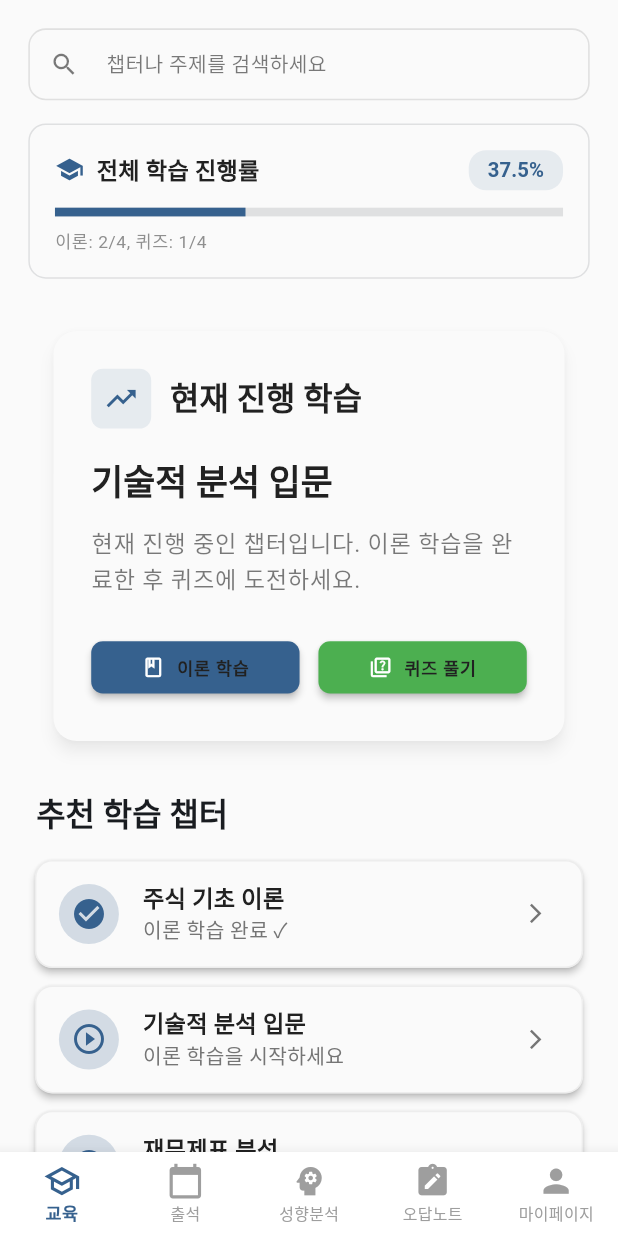
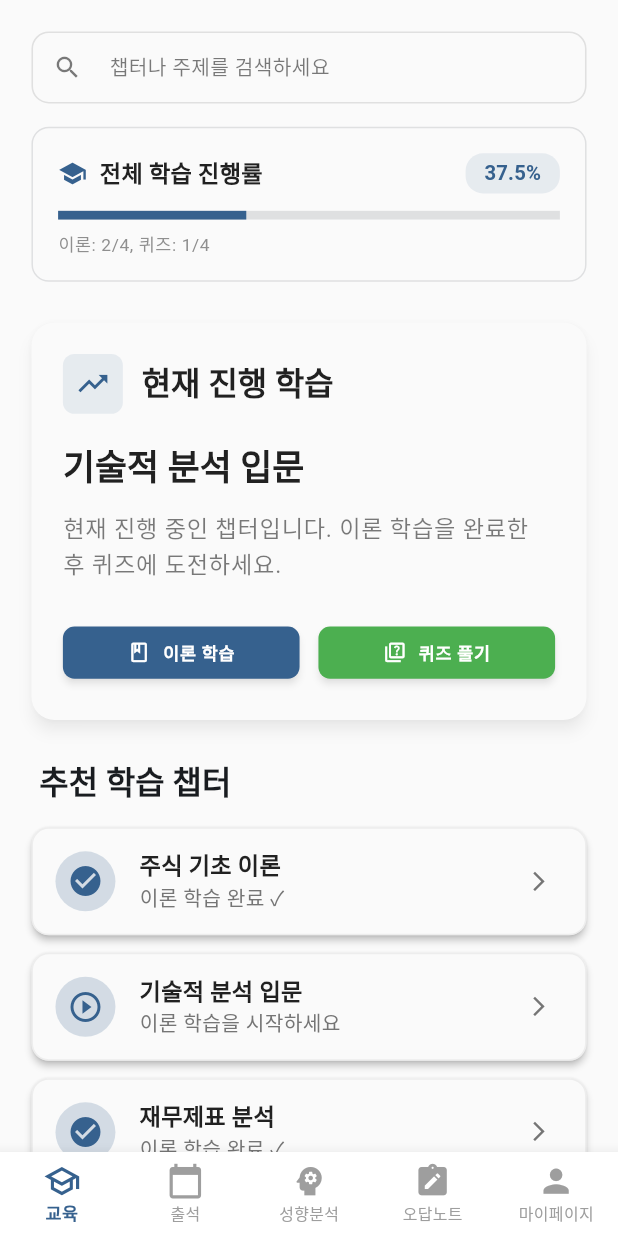
Before and after one commit to EM-H20/stocker, a Flutter app: the screen it shows after launch, on a phone screen of 412 x 824 dp. Run offline on Flutter 3.47's test engine with Material 3 defaults, Android fonts, the phone set to English and light mode, and no system bars; our stand-ins replace dio, flutter_screenutil, flutter_secure_storage, go_router, shared_preferences.

Commit message:
padding 제거

```diff
--- a/lib/app/core/widgets/action_button.dart
+++ b/lib/app/core/widgets/action_button.dart
@@ -27,21 +27,30 @@ class ActionButton extends StatelessWidget {
   Widget build(BuildContext context) {
     final theme = Theme.of(context);
 
+    // 버튼 배경색이 어두운지 밝은지 판단하여 텍스트/아이콘 색상 결정
+    final double luminance = color.computeLuminance();
+    final Color foregroundColor = luminance > 0.5 ? Colors.black : Colors.white;
+
     return ElevatedButton.icon(
       onPressed: onPressed,
-      icon: Icon(icon, size: 16.sp),
+      icon: Icon(icon, size: 16.sp, color: foregroundColor),
       label: Text(
         text,
         style: theme.textTheme.labelMedium?.copyWith(
           fontWeight: FontWeight.w600,
+          color: foregroundColor,
         ),
       ),
       style: ElevatedButton.styleFrom(
         backgroundColor: color,
-        foregroundColor: Colors.white,
+        foregroundColor: foregroundColor,
         padding: EdgeInsets.symmetric(horizontal: 12.w, vertical: 8.h),
         minimumSize: Size(width ?? 80.w, height ?? 36.h),
         shape: RoundedRectangleBorder(borderRadius: BorderRadius.circular(8.r)),
+        elevation: theme.brightness == Brightness.dark ? 4 : 2,
+        shadowColor: theme.brightness == Brightness.dark
+            ? Colors.black.withValues(alpha: 0.3)
+            : Colors.grey.withValues(alpha: 0.3),
       ),
     );
   }
--- a/lib/features/education/presentation/education_screen.dart
+++ b/lib/features/education/presentation/education_screen.dart
@@ -39,7 +39,7 @@ class _EducationScreenState extends State<EducationScreen> {
       backgroundColor: Theme.of(context).scaffoldBackgroundColor,
       body: SafeArea(
         child: SingleChildScrollView(
-          padding: EdgeInsets.all(18.w),
+          padding: EdgeInsets.all(20.w),
           child: Column(
             crossAxisAlignment: CrossAxisAlignment.start,
             children: [
@@ -122,9 +122,7 @@ class _EducationScreenState extends State<EducationScreen> {
                   return Column(
                     children:
                         provider.chapters.map((chapter) {
-                          return Padding(
-                            padding: EdgeInsets.symmetric(horizontal: 4.2.w),
-                            child: RecommendedChapterCard(
+                          return RecommendedChapterCard(
                             title: chapter.title,
                             description:
                                 chapter.isTheoryCompleted
@@ -138,7 +136,6 @@ class _EducationScreenState extends State<EducationScreen> {
                               provider.enterTheory(chapter.id);
                               context.go(AppRoutes.theory);
                             },
-                            ),
                           );
                         }).toList(),
                   );
--- a/lib/features/education/presentation/widgets/current_learning_card.dart
+++ b/lib/features/education/presentation/widgets/current_learning_card.dart
@@ -28,8 +28,9 @@ class CurrentLearningCard extends StatelessWidget {
       color: Theme.of(context).cardColor,
       shadowColor: Theme.of(context).shadowColor.withValues(alpha: 0.3),
       shape: RoundedRectangleBorder(borderRadius: BorderRadius.circular(16.r)),
+      margin: EdgeInsets.zero,
       child: Padding(
-        padding: EdgeInsets.all(24.w), // 기존 20.w에서 확대
+        padding: EdgeInsets.all(20.w), // 기존 20.w에서 확대
         child: Column(
           crossAxisAlignment: CrossAxisAlignment.start,
           children: [
@@ -46,7 +47,10 @@ class CurrentLearningCard extends StatelessWidget {
                   ),
                   child: Icon(
                     Icons.trending_up,
-                    color: Theme.of(context).primaryColor,
+                    color:
+                        theme.brightness == Brightness.dark
+                            ? Colors.white
+                            : Theme.of(context).primaryColor,
                     size: 24.sp,
                   ),
                 ),
@@ -96,7 +100,10 @@ class CurrentLearningCard extends StatelessWidget {
                   child: ActionButton(
                     text: '이론 학습',
                     icon: Icons.book_outlined,
-                    color: Theme.of(context).primaryColor, // 테마 기반 색상 사용
+                    color:
+                        theme.brightness == Brightness.dark
+                            ? AppTheme.infoColor
+                            : Theme.of(context).primaryColor,
                     // 아래 코드 해석 :
                     // onTheoryPressed가 null이면 debugPrint('이론 학습 클릭')을 실행
                     // 그렇지 않으면 onTheoryPressed를 실행
@@ -108,7 +115,10 @@ class CurrentLearningCard extends StatelessWidget {
                   child: ActionButton(
                     text: '퀴즈 풀기',
                     icon: Icons.quiz_outlined,
-                    color: AppTheme.successColor, // 성공색은 고정 사용
+                    color:
+                        theme.brightness == Brightness.dark
+                            ? AppTheme.successColor
+                            : AppTheme.successColor,
                     onPressed: onQuizPressed ?? () => debugPrint('퀴즈 풀기 클릭'),
                   ),
                 ),
```
Lines whose indentation alone changed are shown as unchanged.
